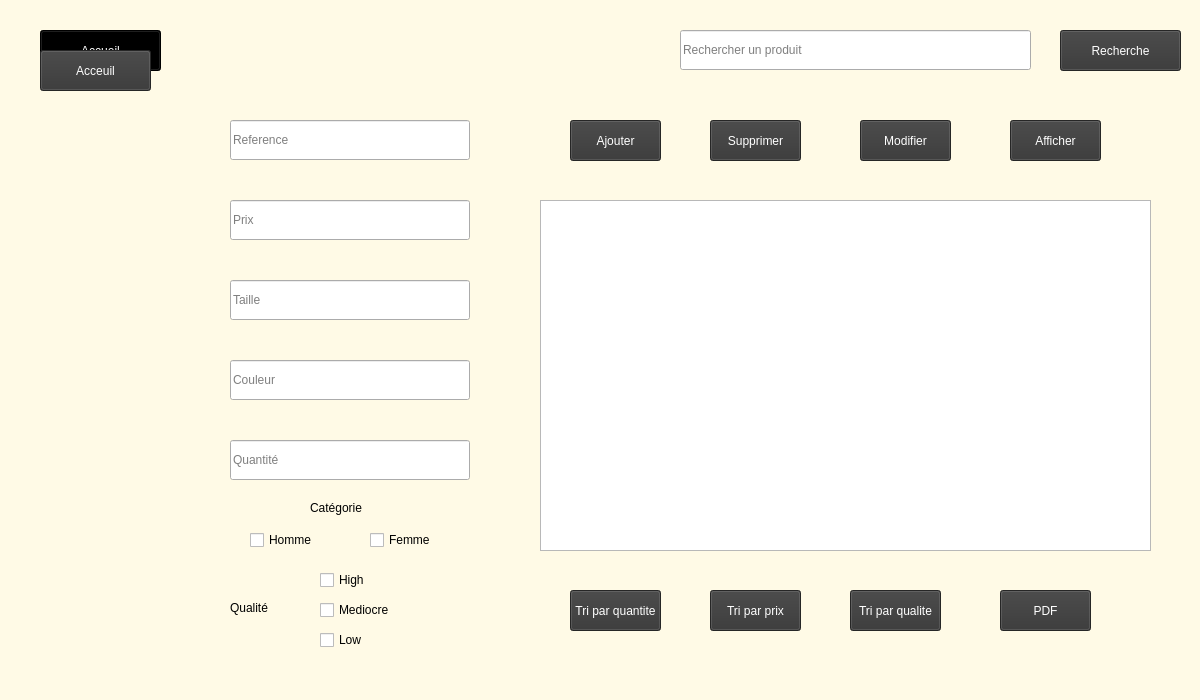
Qt form mainwindow.ui (zakaria-bk/GestionProduits) before a commit.
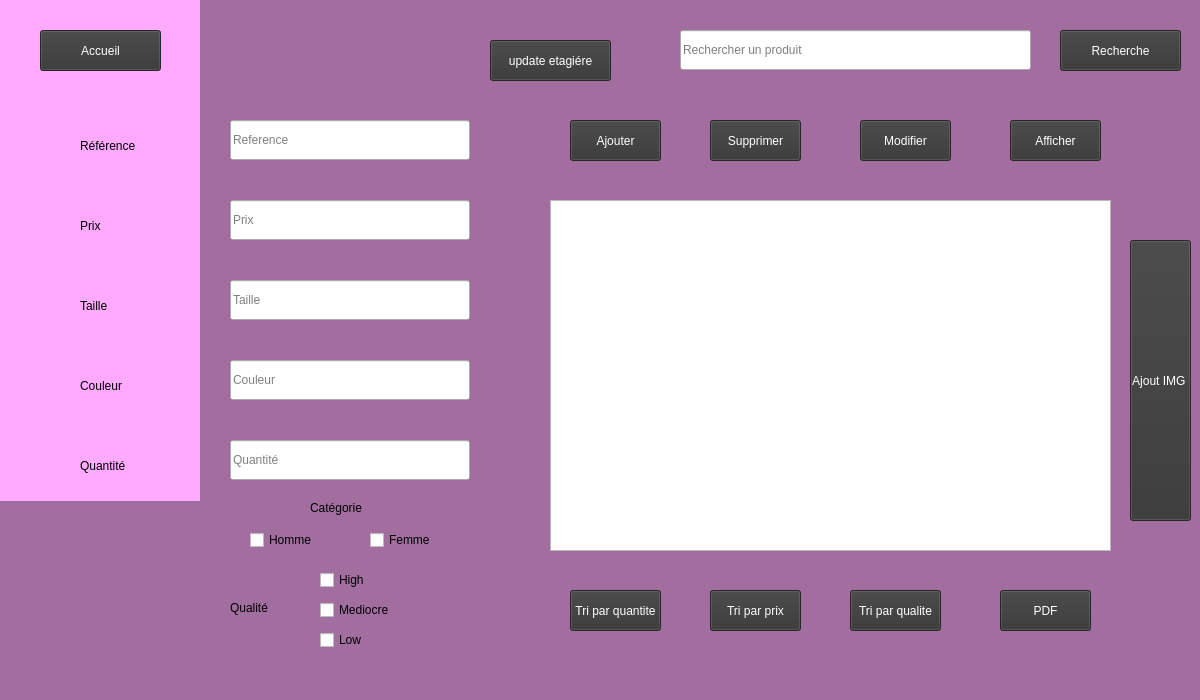
The same form after that commit. Icons and pictures are not drawn.

```diff
--- a/mainwindow.ui
+++ b/mainwindow.ui
@@ -15,7 +15,7 @@
   </property>
   <property name="styleSheet">
    <string notr="true">QMainWindow{
-background-color:rgb(255, 250, 230)
+background-color:rgb(162, 109, 159)
 }</string>
   </property>
   <widget class="QWidget" name="centralwidget">
@@ -232,10 +232,9 @@
     </property>
     <property name="styleSheet">
      <string notr="true">QPushButton {
-    background-color: rgb(0, 0, 0) ;
+    background-color: rgb(53, 53, 53) ;
 	color: white;
-}
-</string>
+}</string>
     </property>
     <property name="text">
      <string>Accueil</string>
@@ -251,11 +250,8 @@
      </rect>
     </property>
     <property name="styleSheet">
-     <string notr="true">QLabel{
-background-image: url(C:/Users/medzi/Downloads/bg.jpg);
-background-repeat: no-repeat;
-background-position: center;
-}</string>
+     <string notr="true">background-color:rgb(255, 170, 255)
+</string>
     </property>
     <property name="text">
      <string/>
@@ -284,12 +280,18 @@
    <widget class="QTableView" name="tab_produit">
     <property name="geometry">
      <rect>
-      <x>540</x>
+      <x>550</x>
       <y>200</y>
-      <width>611</width>
+      <width>561</width>
       <height>351</height>
      </rect>
     </property>
+    <property name="styleSheet">
+     <string notr="true">  width: auto;
+    height: auto;
+    overflow: hidden;
+</string>
+    </property>
    </widget>
    <widget class="QLineEdit" name="le_taille">
     <property name="geometry">
@@ -321,27 +323,6 @@
      <string>Taille</string>
     </property>
    </widget>
-   <widget class="QPushButton" name="tostatbtn_6">
-    <property name="geometry">
-     <rect>
-      <x>40</x>
-      <y>50</y>
-      <width>111</width>
-      <height>41</height>
-     </rect>
-    </property>
-    <property name="styleSheet">
-     <string notr="true">QPushButton {
-    background-color: rgb(53, 53, 53) ;
-	color: white;
-}
-
-</string>
-    </property>
-    <property name="text">
-     <string>Acceuil</string>
-    </property>
-   </widget>
    <widget class="QLineEdit" name="le_prix">
     <property name="geometry">
      <rect>
@@ -585,6 +566,159 @@
      <string>PDF</string>
     </property>
    </widget>
+   <widget class="QPushButton" name="pb_ajouterimage">
+    <property name="geometry">
+     <rect>
+      <x>1130</x>
+      <y>240</y>
+      <width>61</width>
+      <height>281</height>
+     </rect>
+    </property>
+    <property name="styleSheet">
+     <string notr="true">QPushButton {
+    background-color: rgb(53, 53, 53) ;
+	color: white;
+}
+</string>
+    </property>
+    <property name="text">
+     <string>Ajout IMG </string>
+    </property>
+   </widget>
+   <widget class="QLabel" name="label_5">
+    <property name="geometry">
+     <rect>
+      <x>80</x>
+      <y>130</y>
+      <width>121</width>
+      <height>31</height>
+     </rect>
+    </property>
+    <property name="styleSheet">
+     <string notr="true">font: 75 13pt &quot;MS Shell Dlg 2&quot;;</string>
+    </property>
+    <property name="text">
+     <string>Référence</string>
+    </property>
+   </widget>
+   <widget class="QLabel" name="label_6">
+    <property name="geometry">
+     <rect>
+      <x>80</x>
+      <y>210</y>
+      <width>121</width>
+      <height>31</height>
+     </rect>
+    </property>
+    <property name="styleSheet">
+     <string notr="true">font: 75 13pt &quot;MS Shell Dlg 2&quot;;</string>
+    </property>
+    <property name="text">
+     <string>Prix</string>
+    </property>
+   </widget>
+   <widget class="QLabel" name="label_7">
+    <property name="geometry">
+     <rect>
+      <x>80</x>
+      <y>290</y>
+      <width>121</width>
+      <height>31</height>
+     </rect>
+    </property>
+    <property name="styleSheet">
+     <string notr="true">font: 75 13pt &quot;MS Shell Dlg 2&quot;;</string>
+    </property>
+    <property name="text">
+     <string>Taille</string>
+    </property>
+   </widget>
+   <widget class="QLabel" name="label_8">
+    <property name="geometry">
+     <rect>
+      <x>80</x>
+      <y>370</y>
+      <width>121</width>
+      <height>31</height>
+     </rect>
+    </property>
+    <property name="styleSheet">
+     <string notr="true">font: 75 13pt &quot;MS Shell Dlg 2&quot;;</string>
+    </property>
+    <property name="text">
+     <string>Couleur</string>
+    </property>
+   </widget>
+   <widget class="QLabel" name="label_9">
+    <property name="geometry">
+     <rect>
+      <x>80</x>
+      <y>450</y>
+      <width>121</width>
+      <height>31</height>
+     </rect>
+    </property>
+    <property name="styleSheet">
+     <string notr="true">font: 75 13pt &quot;MS Shell Dlg 2&quot;;</string>
+    </property>
+    <property name="text">
+     <string>Quantité</string>
+    </property>
+   </widget>
+   <widget class="QPushButton" name="pb_updateStatus">
+    <property name="geometry">
+     <rect>
+      <x>490</x>
+      <y>40</y>
+      <width>121</width>
+      <height>41</height>
+     </rect>
+    </property>
+    <property name="styleSheet">
+     <string notr="true">QPushButton {
+    background-color: rgb(53, 53, 53) ;
+	color: white;
+}
+</string>
+    </property>
+    <property name="text">
+     <string>update etagiére</string>
+    </property>
+   </widget>
+   <zorder>le_quant</zorder>
+   <zorder>pb_modifier</zorder>
+   <zorder>le_ref</zorder>
+   <zorder>le_recherche</zorder>
+   <zorder>label</zorder>
+   <zorder>label_3</zorder>
+   <zorder>le_couleur</zorder>
+   <zorder>pb_supprimer</zorder>
+   <zorder>pb_afficher</zorder>
+   <zorder>le_taille</zorder>
+   <zorder>le_prix</zorder>
+   <zorder>mediocre</zorder>
+   <zorder>pb_ajouter</zorder>
+   <zorder>f</zorder>
+   <zorder>label_4</zorder>
+   <zorder>low</zorder>
+   <zorder>high</zorder>
+   <zorder>h</zorder>
+   <zorder>pb_trier</zorder>
+   <zorder>pb_trier_2</zorder>
+   <zorder>pb_recherche</zorder>
+   <zorder>pb_trier_3</zorder>
+   <zorder>pb_generer_pdf</zorder>
+   <zorder>pb_ajouterimage</zorder>
+   <zorder>label_2</zorder>
+   <zorder>returnbtn</zorder>
+   <zorder>tab_produit</zorder>
+   <zorder>label_5</zorder>
+   <zorder>label_6</zorder>
+   <zorder>label_7</zorder>
+   <zorder>label_8</zorder>
+   <zorder>label_9</zorder>
+   <zorder>pb_updateStatus</zorder>
   </widget>
  </widget>
  <resources/>
```
